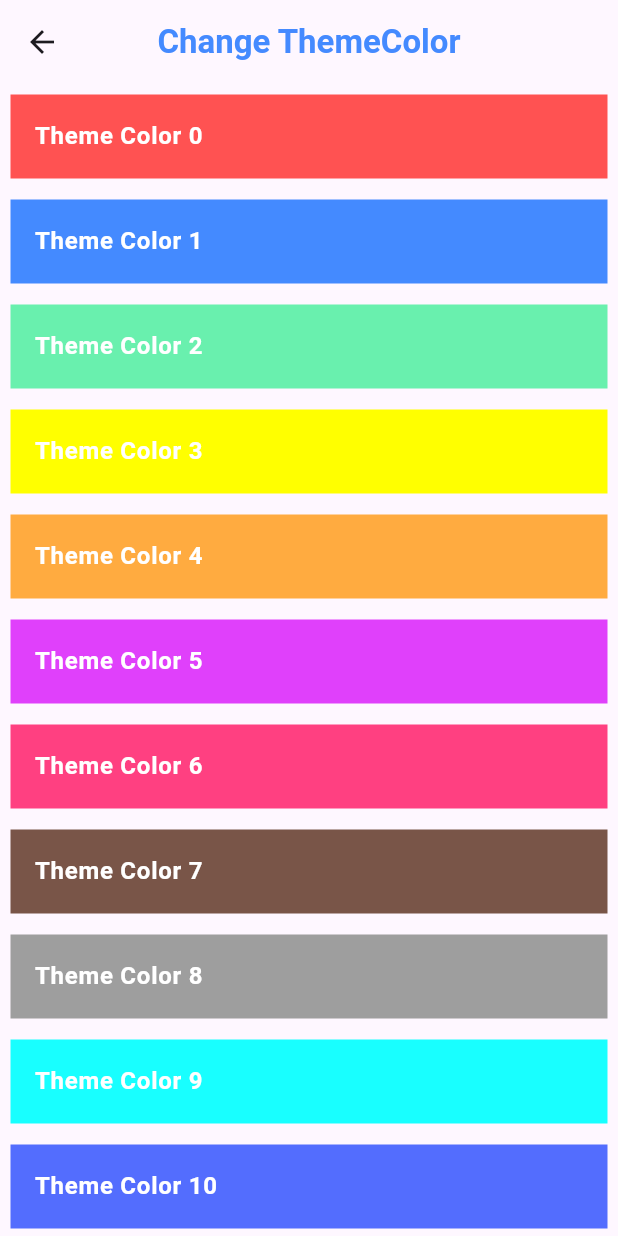
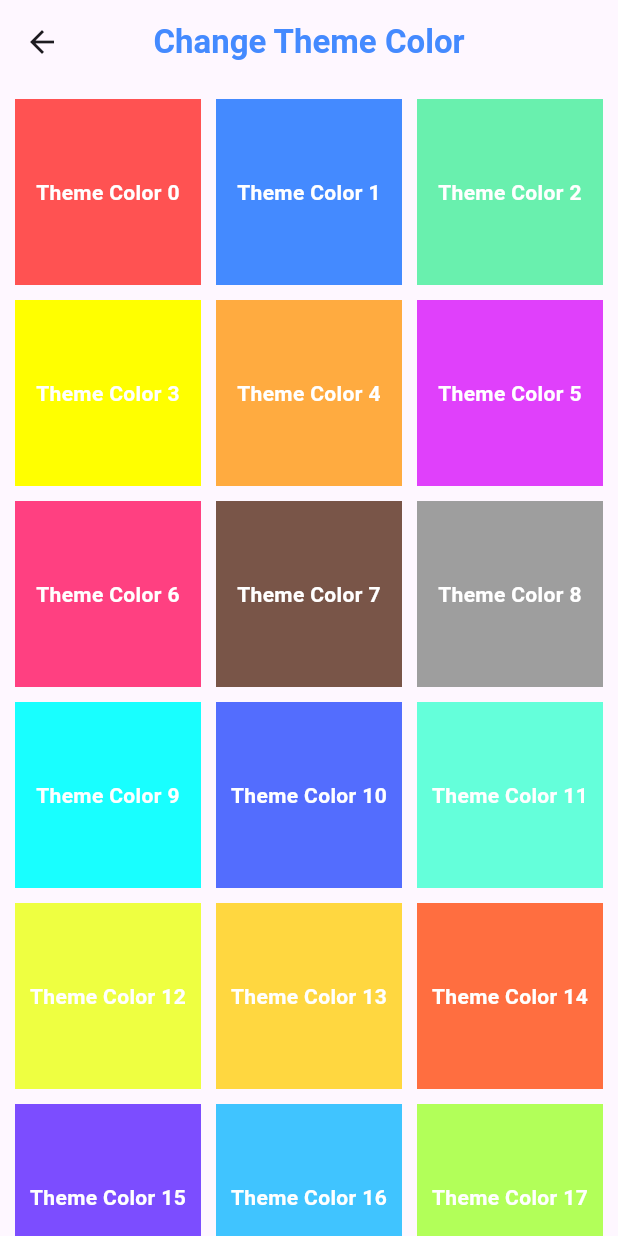
Before and after one commit to reniel-deang/mobilePOS-app, a Flutter app: the themepicker screen opened directly, on a phone screen of 412 x 824 dp. Run offline on Flutter 3.47's test engine with Material 3 defaults, Android fonts, the phone set to English and light mode, and no system bars; our stand-ins replace font_awesome_flutter; missing offline and left inert: bluetooth_print.

Commit message:
back button at bluetoothPrint change layout at themecolor

```diff
--- a/lib/asset/themecolor.dart
+++ b/lib/asset/themecolor.dart
@@ -39,34 +39,44 @@ class _themepickerState extends State<themepicker> {
     return Scaffold(
       appBar: AppBar(
         centerTitle: true,
-        title:  Text(
-          'Change ThemeColor',
+        title: Text(
+          'Change Theme Color',
           style: TextStyle(
-            color: appColor, // Assuming `appColor` is white, adjust as needed
+            color: appColor, // Assuming `appColor` is defined somewhere
             fontWeight: FontWeight.bold,
           ),
         ),
       ),
-      body: ListView.builder(
+      body: GridView.builder(
+        padding: const EdgeInsets.all(10.0),
+        gridDelegate: SliverGridDelegateWithFixedCrossAxisCount(
+          crossAxisCount: 3, // Number of columns in the grid
+          crossAxisSpacing: 10.0,
+          mainAxisSpacing: 10.0,
+        ),
         itemCount: colors.length,
         itemBuilder: (BuildContext context, int index) {
-          return Padding(
-            padding: const EdgeInsets.all(7.0),
-            child: ListTile(
-              tileColor: colors[index], // Set the background color of the tile
-              title: Text(
-                'Theme Color $index',
-                style: TextStyle(
-                  color: Colors.white, // Adjust text color for visibility
-                  fontWeight: FontWeight.bold,
+          return GestureDetector(
+            onTap: () {
+              // Handle the tap event
+              print('Selected color: ${colors[index]}'); // Replace with desired action
+              setState(() {
+                newColor = colors[index];
+              });
+              // For example, you could store the selected color in a variable or pass it to another widget
+            },
+            child: Container(
+              color: colors[index],
+              child: Center(
+                child: Text(
+                  'Theme Color $index',
+                  style: TextStyle(
+                    color: Colors.white, // Adjust text color for visibility
+                    fontWeight: FontWeight.bold,
+                  ),
+                  textAlign: TextAlign.center,
                 ),
               ),
-              onTap: () {
-                // Handle the tap event
-                print('Selected color: ${colors[index]}'); // Replace with desired action
-                newColor = colors[index];
-                // For example, you could store the selected color in a variable or pass it to another widget
-              },
             ),
           );
         },
--- a/lib/main.dart
+++ b/lib/main.dart
@@ -3,7 +3,7 @@ import 'package:flutter/material.dart';
 import 'package:font_awesome_flutter/font_awesome_flutter.dart';
 
 import 'homePage.dart';
-import 'bluetoothPrint.dart';
+
 
 void main() {
   runApp(MaterialApp(
```
Also changed, not shown: lib/bluetoothPrint.dart (+13 -5 lines).
